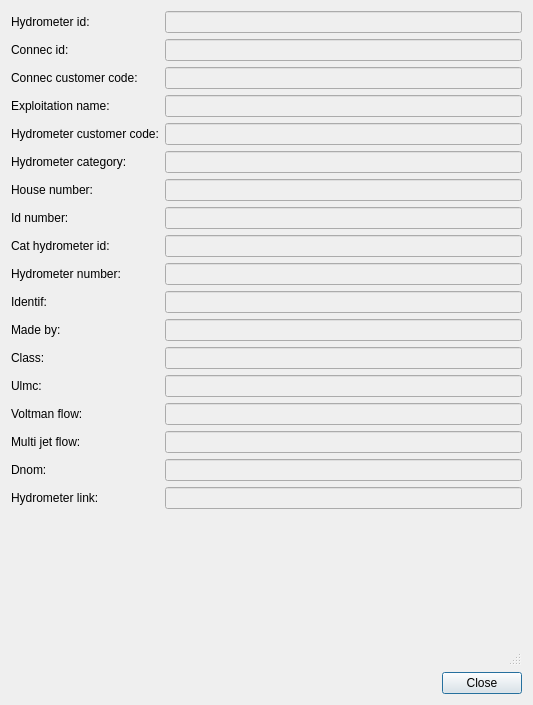
First picture: the form in search/ui/hydro_info.ui, repository Giswater/giswater_qgis_plugin, before the edit.
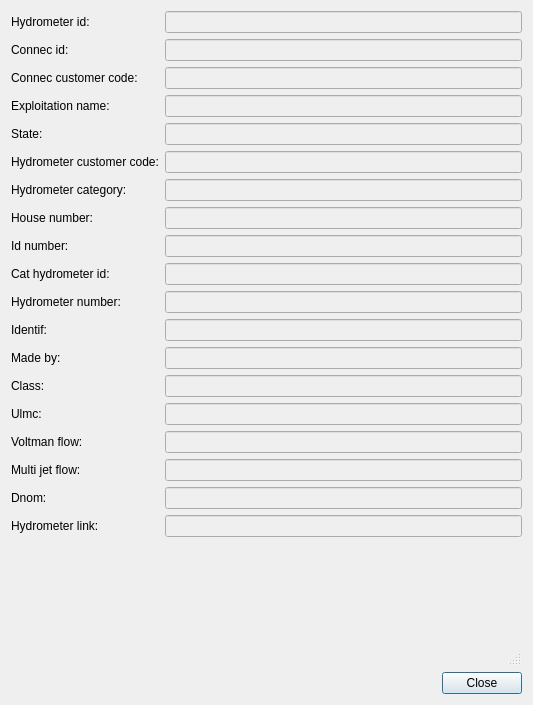
Second picture: the form after the edit.

Commit message: add field state to hydro_info

What changed in the file:
```diff
--- a/search/ui/hydro_info.ui
+++ b/search/ui/hydro_info.ui
@@ -16,41 +16,6 @@
   <layout class="QVBoxLayout" name="verticalLayout_3">
    <item>
     <layout class="QGridLayout" name="gridLayout">
-     <item row="9" column="1">
-      <widget class="QLineEdit" name="cat_hydrometer_id">
-       <property name="enabled">
-        <bool>false</bool>
-       </property>
-      </widget>
-     </item>
-     <item row="12" column="0">
-      <widget class="QLabel" name="label">
-       <property name="text">
-        <string>Made by:</string>
-       </property>
-      </widget>
-     </item>
-     <item row="14" column="0">
-      <widget class="QLabel" name="label_3">
-       <property name="text">
-        <string>Ulmc:</string>
-       </property>
-      </widget>
-     </item>
-     <item row="8" column="1">
-      <widget class="QLineEdit" name="id_number">
-       <property name="enabled">
-        <bool>false</bool>
-       </property>
-      </widget>
-     </item>
-     <item row="15" column="0">
-      <widget class="QLabel" name="label_15">
-       <property name="text">
-        <string>Voltman flow:</string>
-       </property>
-      </widget>
-     </item>
      <item row="3" column="0">
       <widget class="QLabel" name="label_6">
        <property name="text">
@@ -58,31 +23,24 @@
        </property>
       </widget>
      </item>
-     <item row="12" column="1">
-      <widget class="QLineEdit" name="madeby">
+     <item row="2" column="1">
+      <widget class="QLineEdit" name="connec_id">
        <property name="enabled">
         <bool>false</bool>
        </property>
       </widget>
      </item>
-     <item row="7" column="0">
-      <widget class="QLabel" name="label_10">
-       <property name="text">
-        <string>House number:</string>
-       </property>
-      </widget>
-     </item>
-     <item row="6" column="1">
-      <widget class="QLineEdit" name="hydrometer_category">
+     <item row="1" column="1">
+      <widget class="QLineEdit" name="hydrometer_id">
        <property name="enabled">
         <bool>false</bool>
        </property>
       </widget>
      </item>
-     <item row="5" column="0">
-      <widget class="QLabel" name="label_8">
+     <item row="1" column="0">
+      <widget class="QLabel" name="label_4">
        <property name="text">
-        <string>Hydrometer customer code:</string>
+        <string>Hydrometer id:</string>
        </property>
       </widget>
      </item>
@@ -93,56 +51,35 @@
        </property>
       </widget>
      </item>
-     <item row="11" column="0">
-      <widget class="QLabel" name="label_14">
-       <property name="text">
-        <string>Identif:</string>
-       </property>
-      </widget>
-     </item>
-     <item row="13" column="0">
-      <widget class="QLabel" name="label_2">
-       <property name="text">
-        <string>Class:</string>
-       </property>
-      </widget>
-     </item>
-     <item row="13" column="1">
-      <widget class="QLineEdit" name="hydrometer_class">
+     <item row="5" column="1">
+      <widget class="QLineEdit" name="name">
        <property name="enabled">
         <bool>false</bool>
        </property>
       </widget>
      </item>
-     <item row="9" column="0">
-      <widget class="QLabel" name="label_12">
-       <property name="text">
-        <string>Cat hydrometer id:</string>
-       </property>
-      </widget>
-     </item>
-     <item row="15" column="1">
-      <widget class="QLineEdit" name="voltman_flow">
+     <item row="4" column="1">
+      <widget class="QLineEdit" name="expl_name">
        <property name="enabled">
         <bool>false</bool>
        </property>
       </widget>
      </item>
-     <item row="14" column="1">
-      <widget class="QLineEdit" name="ulmc">
-       <property name="enabled">
-        <bool>false</bool>
-       </property>
-      </widget>
-     </item>
-     <item row="17" column="0">
+     <item row="18" column="0">
       <widget class="QLabel" name="label_17">
        <property name="text">
         <string>Dnom:</string>
        </property>
       </widget>
      </item>
-     <item row="16" column="0">
+     <item row="17" column="1">
+      <widget class="QLineEdit" name="multi_jet_flow">
+       <property name="enabled">
+        <bool>false</bool>
+       </property>
+      </widget>
+     </item>
+     <item row="17" column="0">
       <widget class="QLabel" name="label_16">
        <property name="text">
         <string>Multi jet flow:</string>
@@ -150,69 +87,41 @@
       </widget>
      </item>
      <item row="16" column="1">
-      <widget class="QLineEdit" name="multi_jet_flow">
+      <widget class="QLineEdit" name="voltman_flow">
        <property name="enabled">
         <bool>false</bool>
        </property>
       </widget>
      </item>
-     <item row="17" column="1">
+     <item row="18" column="1">
       <widget class="QLineEdit" name="dnom">
        <property name="enabled">
         <bool>false</bool>
        </property>
       </widget>
      </item>
-     <item row="1" column="0">
-      <widget class="QLabel" name="label_4">
+     <item row="19" column="1">
+      <widget class="QLineEdit" name="hydrometer_link">
+       <property name="enabled">
+        <bool>false</bool>
+       </property>
+      </widget>
+     </item>
+     <item row="19" column="0">
+      <widget class="QLabel" name="label_18">
        <property name="text">
-        <string>Hydrometer id:</string>
+        <string>Hydrometer link:</string>
        </property>
       </widget>
      </item>
-     <item row="1" column="1">
-      <widget class="QLineEdit" name="hydrometer_id">
-       <property name="enabled">
-        <bool>false</bool>
-       </property>
-      </widget>
-     </item>
-     <item row="2" column="1">
-      <widget class="QLineEdit" name="connec_id">
-       <property name="enabled">
-        <bool>false</bool>
-       </property>
-      </widget>
-     </item>
-     <item row="4" column="0">
+     <item row="5" column="0">
       <widget class="QLabel" name="label_7">
        <property name="text">
-        <string>Exploitation name:</string>
+        <string>State:</string>
        </property>
       </widget>
      </item>
-     <item row="3" column="1">
-      <widget class="QLineEdit" name="connec_customer_code">
-       <property name="enabled">
-        <bool>false</bool>
-       </property>
-      </widget>
-     </item>
-     <item row="4" column="1">
-      <widget class="QLineEdit" name="expl_name">
-       <property name="enabled">
-        <bool>false</bool>
-       </property>
-      </widget>
-     </item>
-     <item row="5" column="1">
-      <widget class="QLineEdit" name="hydrometer_customer_code">
-       <property name="enabled">
-        <bool>false</bool>
-       </property>
-      </widget>
-     </item>
-     <item row="6" column="0">
+     <item row="7" column="0">
       <widget class="QLabel" name="label_9">
        <property name="text">
         <string>Hydrometer category:</string>
@@ -220,54 +129,159 @@
       </widget>
      </item>
      <item row="7" column="1">
+      <widget class="QLineEdit" name="hydrometer_category">
+       <property name="enabled">
+        <bool>false</bool>
+       </property>
+      </widget>
+     </item>
+     <item row="8" column="1">
       <widget class="QLineEdit" name="house_number">
        <property name="enabled">
         <bool>false</bool>
        </property>
       </widget>
      </item>
-     <item row="11" column="1">
-      <widget class="QLineEdit" name="identif">
-       <property name="enabled">
-        <bool>false</bool>
-       </property>
-      </widget>
-     </item>
-     <item row="10" column="1">
-      <widget class="QLineEdit" name="hydrometer_number">
-       <property name="enabled">
-        <bool>false</bool>
-       </property>
-      </widget>
-     </item>
-     <item row="8" column="0">
+     <item row="9" column="0">
       <widget class="QLabel" name="label_11">
        <property name="text">
         <string>Id number:</string>
        </property>
       </widget>
      </item>
-     <item row="10" column="0">
+     <item row="6" column="1">
+      <widget class="QLineEdit" name="hydrometer_customer_code">
+       <property name="enabled">
+        <bool>false</bool>
+       </property>
+      </widget>
+     </item>
+     <item row="8" column="0">
+      <widget class="QLabel" name="label_10">
+       <property name="text">
+        <string>House number:</string>
+       </property>
+      </widget>
+     </item>
+     <item row="9" column="1">
+      <widget class="QLineEdit" name="id_number">
+       <property name="enabled">
+        <bool>false</bool>
+       </property>
+      </widget>
+     </item>
+     <item row="11" column="0">
       <widget class="QLabel" name="label_13">
        <property name="text">
         <string>Hydrometer number:</string>
        </property>
       </widget>
      </item>
-     <item row="18" column="0">
-      <widget class="QLabel" name="label_18">
+     <item row="10" column="0">
+      <widget class="QLabel" name="label_12">
        <property name="text">
-        <string>Hydrometer link:</string>
+        <string>Cat hydrometer id:</string>
        </property>
       </widget>
      </item>
-     <item row="18" column="1">
-      <widget class="QLineEdit" name="hydrometer_link">
+     <item row="11" column="1">
+      <widget class="QLineEdit" name="hydrometer_number">
        <property name="enabled">
         <bool>false</bool>
        </property>
       </widget>
      </item>
+     <item row="12" column="0">
+      <widget class="QLabel" name="label_14">
+       <property name="text">
+        <string>Identif:</string>
+       </property>
+      </widget>
+     </item>
+     <item row="12" column="1">
+      <widget class="QLineEdit" name="identif">
+       <property name="enabled">
+        <bool>false</bool>
+       </property>
+      </widget>
+     </item>
+     <item row="13" column="0">
+      <widget class="QLabel" name="label">
+       <property name="text">
+        <string>Made by:</string>
+       </property>
+      </widget>
+     </item>
+     <item row="3" column="1">
+      <widget class="QLineEdit" name="connec_customer_code">
+       <property name="enabled">
+        <bool>false</bool>
+       </property>
+      </widget>
+     </item>
+     <item row="6" column="0">
+      <widget class="QLabel" name="label_8">
+       <property name="text">
+        <string>Hydrometer customer code:</string>
+       </property>
+      </widget>
+     </item>
+     <item row="10" column="1">
+      <widget class="QLineEdit" name="cat_hydrometer_id">
+       <property name="enabled">
+        <bool>false</bool>
+       </property>
+      </widget>
+     </item>
+     <item row="14" column="1">
+      <widget class="QLineEdit" name="hydrometer_class">
+       <property name="enabled">
+        <bool>false</bool>
+       </property>
+      </widget>
+     </item>
+     <item row="13" column="1">
+      <widget class="QLineEdit" name="madeby">
+       <property name="enabled">
+        <bool>false</bool>
+       </property>
+      </widget>
+     </item>
+     <item row="15" column="0">
+      <widget class="QLabel" name="label_3">
+       <property name="text">
+        <string>Ulmc:</string>
+       </property>
+      </widget>
+     </item>
+     <item row="14" column="0">
+      <widget class="QLabel" name="label_2">
+       <property name="text">
+        <string>Class:</string>
+       </property>
+      </widget>
+     </item>
+     <item row="16" column="0">
+      <widget class="QLabel" name="label_15">
+       <property name="text">
+        <string>Voltman flow:</string>
+       </property>
+      </widget>
+     </item>
+     <item row="15" column="1">
+      <widget class="QLineEdit" name="ulmc">
+       <property name="enabled">
+        <bool>false</bool>
+       </property>
+      </widget>
+     </item>
+     <item row="4" column="0">
+      <widget class="QLabel" name="label_19">
+       <property name="text">
+        <string>Exploitation name:</string>
+       </property>
+      </widget>
+     </item>
     </layout>
    </item>
    <item>
```
